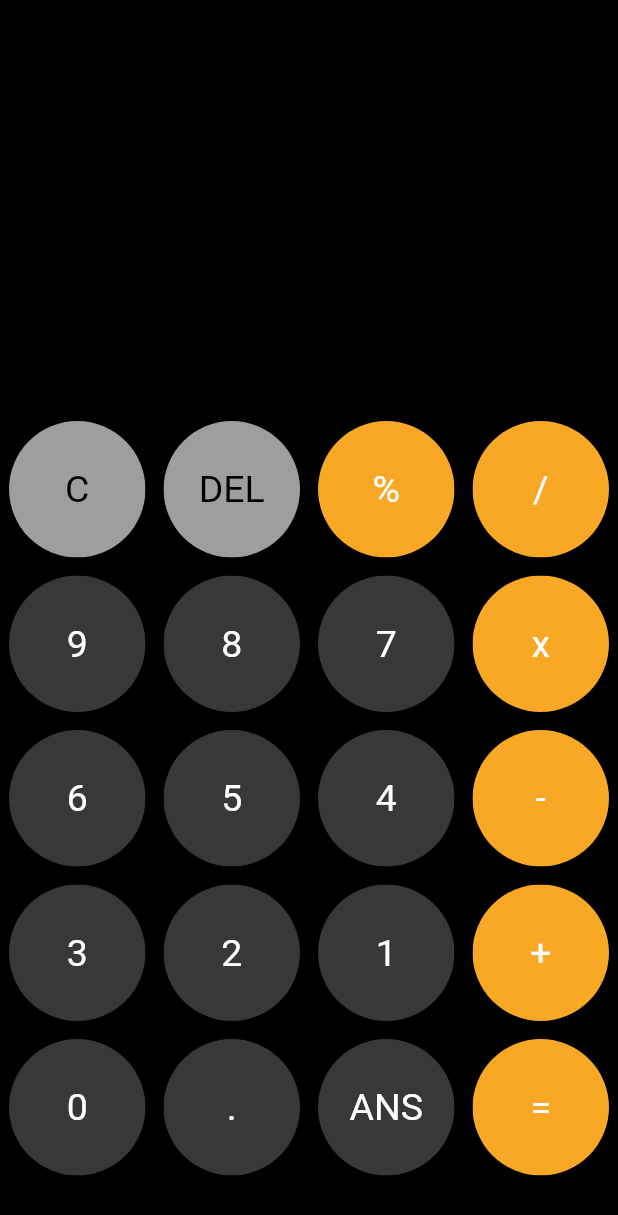
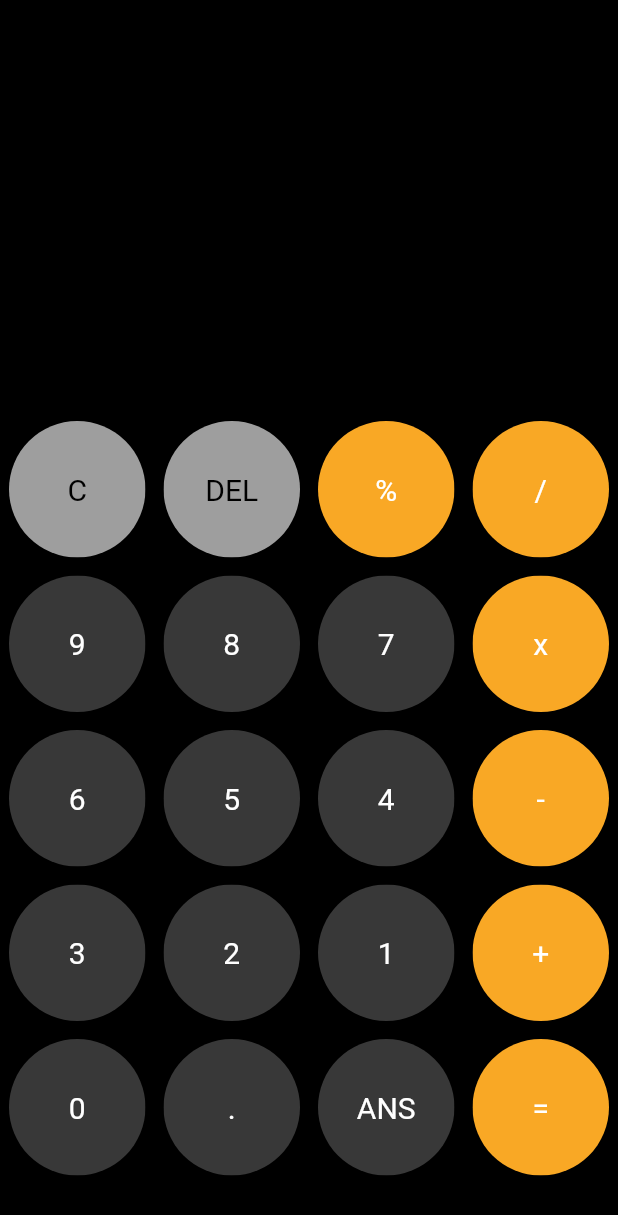
Before and after one commit to sandeepkumaaar/Flutter-Calculator, a Flutter app: the screen it shows after launch, on a phone screen of 412 x 824 dp. Shown: the top 1215 px of the screen. Run offline on Flutter 3.47's test engine with Material 2 defaults, Android fonts, the phone set to English and light mode, and no system bars; our stand-ins replace math_expressions.

Commit message:
Changing font size of all text

```diff
--- a/lib/buttons.dart
+++ b/lib/buttons.dart
@@ -21,7 +21,7 @@ class MyButtons extends StatelessWidget {
             child: Center(
               child: Text(
                 btnText,
-                style: TextStyle(color: textColor, fontSize: 25),
+                style: TextStyle(color: textColor, fontSize: 20),
               ),
             ),
           ),
```
